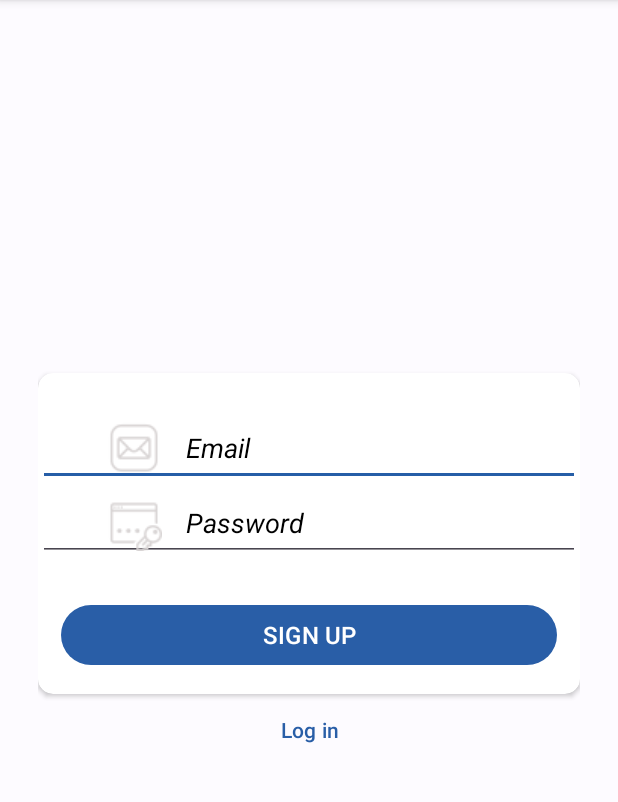
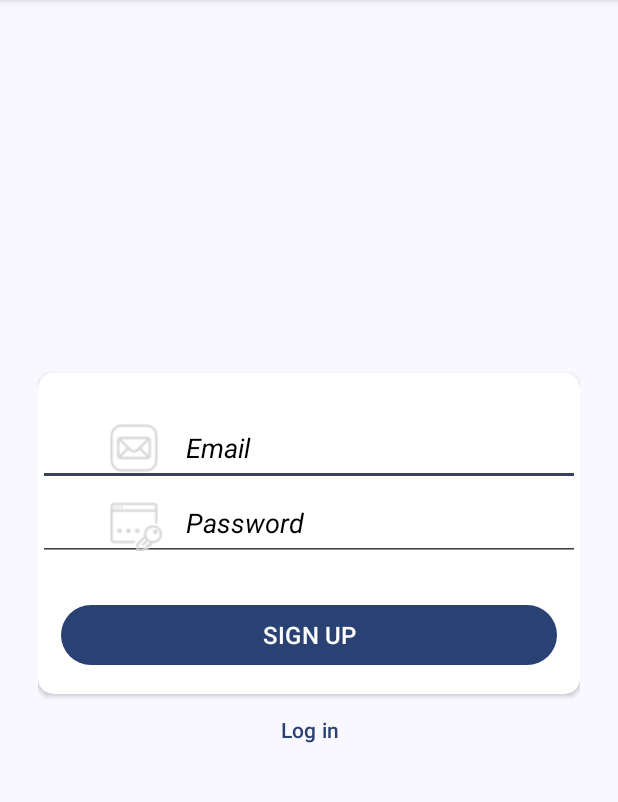
Before and after one commit to forbesne/Payward, an Android app built with Jetpack Compose: the screen it shows after launch (Signup), after a tap on "Sign up", on a phone screen of 412 x 824 dp, the part 96-898 px from its top. Run offline under Robolectric (Android 15) with nearby library versions, the phone set to English and light mode, and no system bars; our stand-ins replace Firebase (no records; nobody signed in at launch, a user with empty details on screens opened directly).

Commit message:
add dynamic colors

```diff
--- a/app/src/main/java/com/payward/mobile/ChatActivity.kt
+++ b/app/src/main/java/com/payward/mobile/ChatActivity.kt
@@ -16,6 +16,7 @@ import androidx.lifecycle.ViewModelProvider
 import androidx.recyclerview.widget.RecyclerView
 import com.firebase.ui.firestore.FirestoreRecyclerAdapter
 import com.firebase.ui.firestore.FirestoreRecyclerOptions
+import com.google.android.material.color.DynamicColors
 import com.google.firebase.auth.FirebaseAuth
 import com.google.firebase.firestore.FirebaseFirestore
 import com.google.firebase.firestore.Query
@@ -32,6 +33,7 @@ class ChatActivity : AppCompatActivity() {
     private var requestId: String? = ""
 
     override fun onCreate(savedInstanceState: Bundle?) {
+        DynamicColors.applyToActivitiesIfAvailable(application)
         super.onCreate(savedInstanceState)
         setContentView(R.layout.activity_chat)
         rootRef = FirebaseFirestore.getInstance()
--- a/app/src/main/java/com/payward/mobile/MainActivity.kt
+++ b/app/src/main/java/com/payward/mobile/MainActivity.kt
@@ -15,6 +15,7 @@ import androidx.lifecycle.ViewModelProvider
 import androidx.recyclerview.widget.DefaultItemAnimator
 import androidx.recyclerview.widget.LinearLayoutManager
 import androidx.recyclerview.widget.RecyclerView
+import com.google.android.material.color.DynamicColors
 import com.google.android.material.floatingactionbutton.FloatingActionButton
 import com.google.firebase.auth.FirebaseAuth
 import com.google.firebase.firestore.FirebaseFirestore
@@ -36,6 +37,7 @@ class MainActivity : AppCompatActivity() {
     var milesSelected by Delegates.notNull<Double>()
 
     override fun onCreate(savedInstanceState: Bundle?) {
+        DynamicColors.applyToActivitiesIfAvailable(application)
         super.onCreate(savedInstanceState)
         this.setContentView(R.layout.activity_main)
 
--- a/app/src/main/java/com/payward/mobile/MainFragment.kt
+++ b/app/src/main/java/com/payward/mobile/MainFragment.kt
@@ -9,6 +9,7 @@ import android.widget.Button
 import android.widget.EditText
 import android.widget.Toast
 import com.google.android.gms.tasks.OnCompleteListener
+import com.google.android.material.color.DynamicColors
 import com.google.firebase.auth.FirebaseAuth
 
 
@@ -24,6 +25,7 @@ import com.google.firebase.auth.FirebaseAuth
 
 
         override fun onCreate(savedInstanceState: Bundle?) {
+            DynamicColors.applyToActivitiesIfAvailable(application)
             super.onCreate(savedInstanceState)
             setContentView(R.layout.activity_main_fragment)
 
--- a/app/src/main/java/com/payward/mobile/MapsActivity.kt
+++ b/app/src/main/java/com/payward/mobile/MapsActivity.kt
@@ -21,6 +21,7 @@ import com.google.android.gms.maps.GoogleMap
 import com.google.android.gms.maps.OnMapReadyCallback
 import com.google.android.gms.maps.SupportMapFragment
 import com.google.android.gms.maps.model.*
+import com.google.android.material.color.DynamicColors
 import com.google.firebase.auth.FirebaseAuth
 import com.google.firebase.firestore.FirebaseFirestore
 import com.payward.mobile.databinding.ActivityMapsBinding
@@ -42,6 +43,7 @@ class MapsActivity : AppCompatActivity(), GoogleMap.OnMarkerClickListener, OnMap
     var firstclick: Boolean = true
 
     override fun onCreate(savedInstanceState: Bundle?) {
+        DynamicColors.applyToActivitiesIfAvailable(application)
         super.onCreate(savedInstanceState)
 
         binding = ActivityMapsBinding.inflate(layoutInflater)
--- a/app/src/main/java/com/payward/mobile/MessageActivity.kt
+++ b/app/src/main/java/com/payward/mobile/MessageActivity.kt
@@ -12,6 +12,7 @@ import androidx.lifecycle.ViewModelProvider
 import androidx.recyclerview.widget.DefaultItemAnimator
 import androidx.recyclerview.widget.LinearLayoutManager
 import androidx.recyclerview.widget.RecyclerView
+import com.google.android.material.color.DynamicColors
 import com.google.firebase.auth.FirebaseAuth
 import com.google.firebase.firestore.FirebaseFirestore
 import com.payward.mobile.dto.User
@@ -24,6 +25,7 @@ class MessageActivity : AppCompatActivity() {
     private lateinit var auth: FirebaseAuth
 
     override fun onCreate(savedInstanceState: Bundle?) {
+        DynamicColors.applyToActivitiesIfAvailable(application)
         super.onCreate(savedInstanceState)
         this.setContentView(R.layout.activity_message)
 
--- a/app/src/main/java/com/payward/mobile/ProfileActivity.kt
+++ b/app/src/main/java/com/payward/mobile/ProfileActivity.kt
@@ -12,9 +12,9 @@ import android.widget.EditText
 import android.widget.TextView
 import androidx.appcompat.app.AppCompatActivity
 import androidx.lifecycle.ViewModelProvider
+import com.google.android.material.color.DynamicColors
 import com.google.firebase.auth.FirebaseAuth
 import com.payward.mobile.dto.User
-
 
 class ProfileActivity : AppCompatActivity() {
 
@@ -22,6 +22,7 @@ class ProfileActivity : AppCompatActivity() {
     private lateinit var logoutBtn: Button
     private lateinit var currentUser: User
     override fun onCreate(savedInstanceState: Bundle?) {
+        DynamicColors.applyToActivitiesIfAvailable(application)
         super.onCreate(savedInstanceState)
         setContentView(R.layout.activity_profile)
 
--- a/app/src/main/java/com/payward/mobile/RequestActivity.kt
+++ b/app/src/main/java/com/payward/mobile/RequestActivity.kt
@@ -6,6 +6,7 @@ import android.os.Bundle
 import android.view.View
 import android.widget.*
 import androidx.lifecycle.ViewModelProvider
+import com.google.android.material.color.DynamicColors
 import com.payward.mobile.dto.LocationDetails
 import com.payward.mobile.dto.Request
 
@@ -17,6 +18,7 @@ class RequestActivity : AppCompatActivity() {
     private lateinit var locationDetails: LocationDetails
     lateinit var categorySelected: String
     override fun onCreate(savedInstanceState: Bundle?) {
+        DynamicColors.applyToActivitiesIfAvailable(application)
         super.onCreate(savedInstanceState)
         setContentView(R.layout.activity_request)
 
--- a/app/src/main/java/com/payward/mobile/Signup.kt
+++ b/app/src/main/java/com/payward/mobile/Signup.kt
@@ -8,6 +8,7 @@ import android.widget.Button
 import android.widget.EditText
 import android.widget.Toast
 import com.google.android.gms.tasks.OnCompleteListener
+import com.google.android.material.color.DynamicColors
 import com.google.firebase.auth.FirebaseAuth
 
 class Signup : AppCompatActivity() {
@@ -21,6 +22,7 @@ class Signup : AppCompatActivity() {
     private lateinit var loginBtn: Button
 
     override fun onCreate(savedInstanceState: Bundle?) {
+        DynamicColors.applyToActivitiesIfAvailable(application)
         super.onCreate(savedInstanceState)
         setContentView(R.layout.activity_signup)
 
--- a/app/src/main/res/drawable/message_from.xml
+++ b/app/src/main/res/drawable/message_from.xml
@@ -1,6 +1,6 @@
 <?xml version="1.0" encoding="utf-8"?>
 <shape xmlns:android="http://schemas.android.com/apk/res/android"
     android:shape="rectangle">
-    <solid android:color="#8dbab3"/>
+    <solid android:color="@android:color/system_accent1_0"/>
     <corners android:topRightRadius="5dp" android:radius="15dp"/>
 </shape>
--- a/app/src/main/res/values/attrs.xml
+++ b/app/src/main/res/values/attrs.xml
@@ -5,4 +5,5 @@
     <attr name="colorContainer" format="color" />
     <attr name="colorOnContainer" format="color" />
     <attr name="harmonize" format="boolean" />
+    <attr name="iconColor" format="color" />
 </resources>
--- a/app/src/main/res/values/styles.xml
+++ b/app/src/main/res/values/styles.xml
@@ -41,4 +41,7 @@
         <item name="cornerSize">4dp</item>
     </style>
 
+    <style name="AppTheme.Overlay" parent="ThemeOverlay.Material3.DynamicColors.DayNight">
+        <item name="iconColor">@android:color/system_accent2_600</item>
+    </style>
 </resources>
--- a/app/src/main/res/values/themes.xml
+++ b/app/src/main/res/values/themes.xml
@@ -2,7 +2,6 @@
 <resources>
 
     <style name="Theme.Payward" parent="Theme.Material3.Light">
-        <item name="android:statusBarColor">@color/dark_green</item>
 
         <item name="colorPrimary">@color/md_theme_light_primary</item>
         <item name="colorOnPrimary">@color/md_theme_light_onPrimary</item>
```
Also changed, not shown: app/src/main/res/layout/activity_main.xml (+0 -69 lines).
